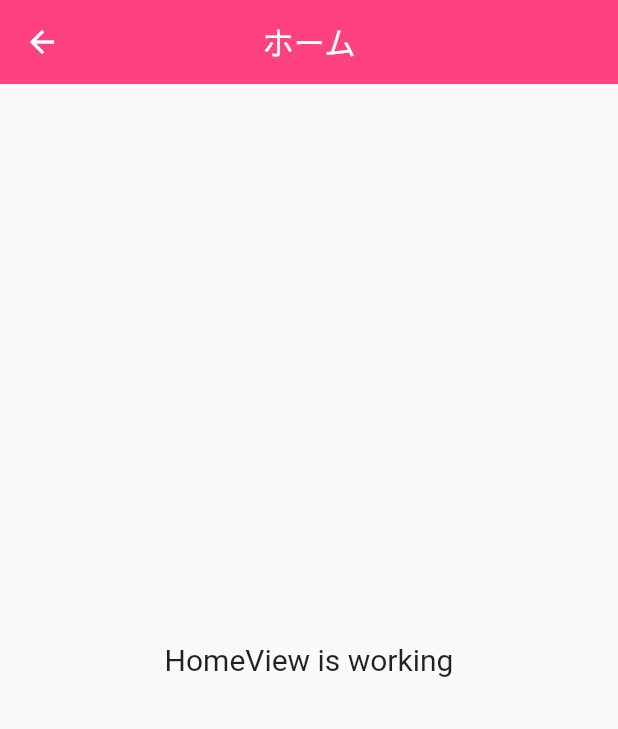
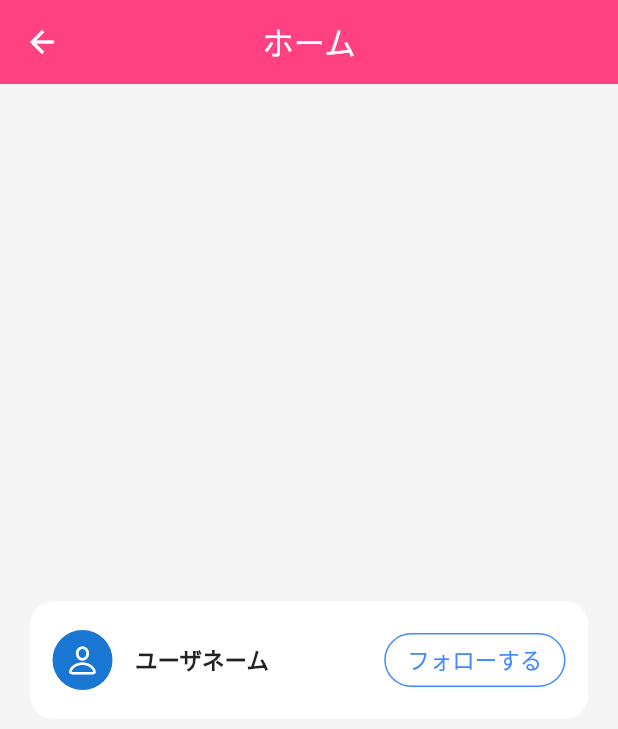
Before and after one commit to Team-Ganju/favoritism_communication, a Flutter app: the HomeView screen opened by its route, on a phone screen of 412 x 824 dp. Shown: the top 729 px of the screen. Run offline on Flutter 3.47's test engine with Material 2 defaults, Android fonts, the phone set to English and light mode, and no system bars; our stand-ins replace form_builder_validators, get.

Commit message:
カードのヘッダー部分作成

```diff
--- a/lib/app/modules/home/views/home_view.dart
+++ b/lib/app/modules/home/views/home_view.dart
@@ -1,4 +1,5 @@
 import 'package:favoritism_communication/app/modules/components/nav_bar.dart';
+import 'package:flutter/cupertino.dart';
 import 'package:flutter/material.dart';
 import 'package:get/get.dart';
 import '../controllers/home_controller.dart';
@@ -7,16 +8,61 @@ class HomeView extends GetView<HomeController> {
   const HomeView({Key? key}) : super(key: key);
   @override
   Widget build(BuildContext context) {
-    return const Scaffold(
-      appBar: NavBar(
+    return Scaffold(
+      backgroundColor: Colors.grey[100],
+      appBar: const NavBar(
         backgroundColor: Colors.pinkAccent,
         hasBackButton: false,
         title: 'ホーム',
       ),
       body: Center(
-        child: Text(
-          'HomeView is working',
-          style: TextStyle(fontSize: 20),
+        child: Column(
+          mainAxisAlignment: MainAxisAlignment.center,
+          children: [
+            Card(
+              shape: RoundedRectangleBorder(
+                  borderRadius: BorderRadius.circular(15.0)),
+              margin: EdgeInsets.symmetric(horizontal: 20),
+              elevation: 0,
+              child: Column(
+                children: [
+                  Padding(
+                    padding: const EdgeInsets.all(15.0),
+                    child: Row(
+                      mainAxisAlignment: MainAxisAlignment.spaceBetween,
+                      children: [
+                        Row(
+                          children: const [
+                            CircleAvatar(
+                              // fixme: ユーザのプロフィール画像がFirestorageから取れるようになったら修正
+                              child: Icon(CupertinoIcons.person),
+                            ),
+                            SizedBox(width: 15),
+                            Text(
+                              // fixme: ユーザ名がFiresstoreから取れるようになったら修正
+                              'ユーザネーム',
+                              style: TextStyle(fontWeight: FontWeight.bold),
+                            ),
+                          ],
+                        ),
+                        ElevatedButton(
+                          style: ElevatedButton.styleFrom(
+                            backgroundColor: Colors.white,
+                            foregroundColor: Colors.blueAccent,
+                            shape: const StadiumBorder(
+                                side: BorderSide(color: Colors.blueAccent)),
+                            elevation: 0,
+                          ),
+                          onPressed: () {},
+                          child: Text('フォローする'),
+                        ),
+                      ],
+                    ),
+                  ),
+                ],
+              ),
+            )
+          ],
         ),
       ),
     );
```
